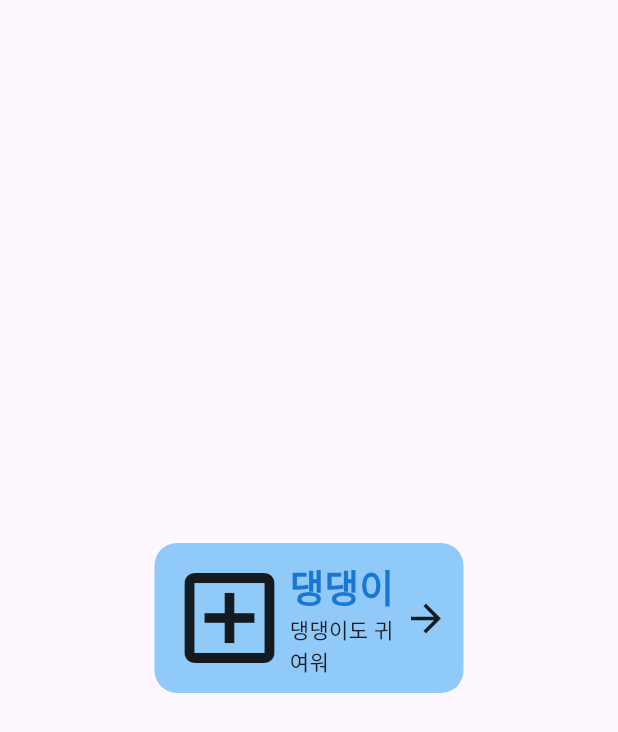
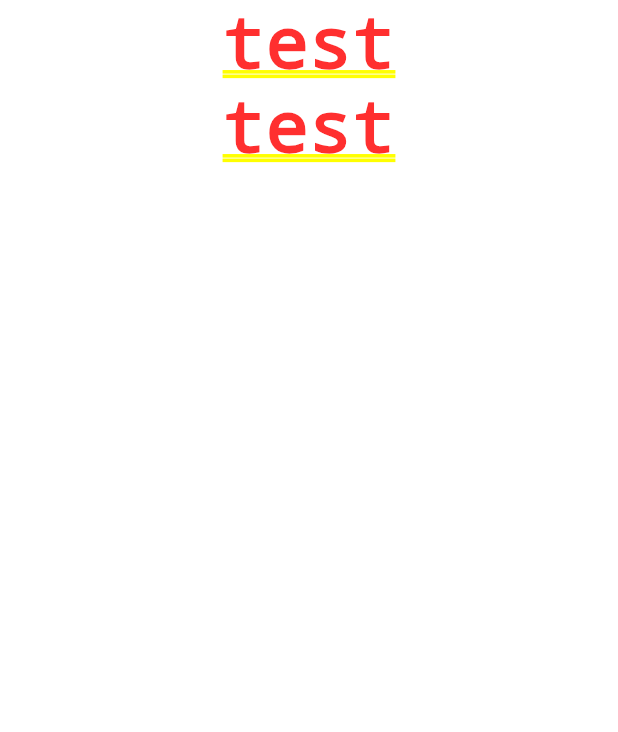
Before and after one commit to Jihoon-S/flutter, a Flutter app: the screen it shows after launch, on a phone screen of 412 x 824 dp. Shown: the top 732 px of the screen. Run offline on Flutter 3.47's test engine with Material 2 defaults, Android fonts, the phone set to English and light mode, and no system bars; missing offline and left inert: lib.

Commit message:
commit W4

```diff
--- a/solve/example/lib/main.dart
+++ b/solve/example/lib/main.dart
@@ -57,54 +57,13 @@ class MyHomePage extends StatefulWidget {
 class _MyHomePageState extends State<MyHomePage> {
   @override
   Widget build(BuildContext context) {
-    return Scaffold(
-      body: Center(
-        child: Container(
-          width: MediaQuery.of(context).size.width * 0.5,
-          height: 100,
-          padding: const EdgeInsets.all(10),
-          decoration: BoxDecoration(
-            color: Colors.blue[200],
-            borderRadius: BorderRadius.circular(15),
-          ),
-          child: Row(
-            crossAxisAlignment: CrossAxisAlignment.center,
-            children: [
-              const Icon(
-                Icons.add_box_outlined,
-                size: 80,
-              ),
-              Expanded(
-                child: Column(
-                  mainAxisAlignment: MainAxisAlignment.center,
-                  crossAxisAlignment: CrossAxisAlignment.start,
-                  children: [
-                    Text(
-                      '댕댕이',
-                      style: TextStyle(
-                        fontSize: 25,
-                        fontWeight: FontWeight.w600,
-                        color: Colors.blue[700],
-                      ),
-                    ),
-                    // const SizedBox(
-                    //   height: 3,
-                    // ),
-                    const Text(
-                      '댕댕이도 귀여워',
-                      style: TextStyle(
-                        fontWeight: FontWeight.w300,
-                      ),
-                    ),
-                  ],
-                ),
-              ),
-              const Icon(
-                Icons.arrow_forward,
-                size: 30,
-              ),
-            ],
-          ),
+    return const Center(
+      child: SizedBox(
+        child: Column(
+          children: [
+            Text('test'),
+            Text('test'),
+          ],
         ),
       ),
     );
--- a/solve/lib/header.dart
+++ b/solve/lib/header.dart
@@ -10,3 +10,4 @@ export 'package:solve_jh/w0.dart' show W0;
 export 'package:solve_jh/w1.dart' show W1;
 export 'package:solve_jh/w2.dart' show W2;
 export 'package:solve_jh/w3.dart' show W3;
+export 'package:solve_jh/w4.dart' show W4;
--- a/solve/lib/main.dart
+++ b/solve/lib/main.dart
@@ -3,5 +3,5 @@ import 'package:solve_jh/header.dart';
 
 void main() {
   // runTextTest(T4());
-  runWidgetTest(W3());
+  runWidgetTest(W4());
 }
```
Also changed, not shown: solve/lib/w4.dart (added, +62 -0 lines), 1 other file.
